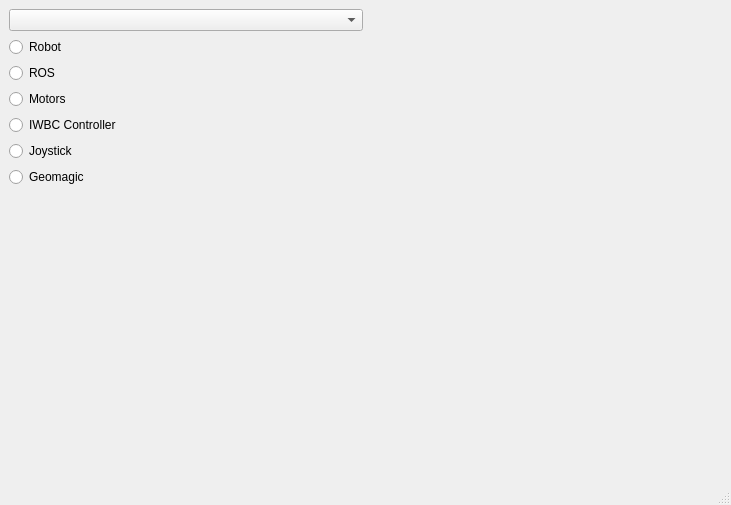
Qt form dashboard.ui (hucebot/robot_dashboard) before a commit.
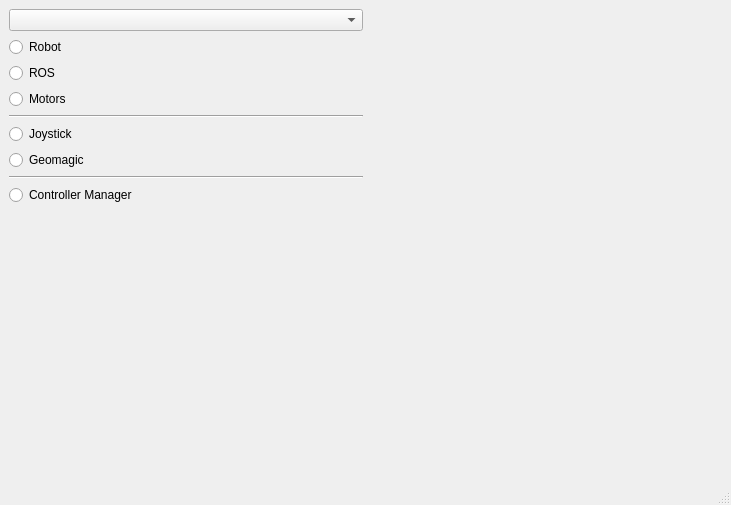
The same form after that commit. Custom widgets are drawn as their Qt base class.

```diff
--- a/dashboard.ui
+++ b/dashboard.ui
@@ -11,7 +11,7 @@
    </rect>
   </property>
   <property name="sizePolicy">
-   <sizepolicy hsizetype="Expanding" vsizetype="Expanding">
+   <sizepolicy hsizetype="Minimum" vsizetype="Expanding">
     <horstretch>0</horstretch>
     <verstretch>0</verstretch>
    </sizepolicy>
@@ -58,9 +58,9 @@
        </widget>
       </item>
       <item>
-       <widget class="QRadioButton" name="led_controller">
-        <property name="text">
-         <string>IWBC Controller</string>
+       <widget class="Line" name="line_2">
+        <property name="orientation">
+         <enum>Qt::Horizontal</enum>
         </property>
        </widget>
       </item>
@@ -78,6 +78,36 @@
         </property>
        </widget>
       </item>
+      <item>
+       <widget class="Line" name="line">
+        <property name="orientation">
+         <enum>Qt::Horizontal</enum>
+        </property>
+       </widget>
+      </item>
+      <item>
+       <widget class="QRadioButton" name="led_controller">
+        <property name="text">
+         <string>Controller Manager</string>
+        </property>
+       </widget>
+      </item>
+      <item>
+       <spacer name="verticalSpacer_2">
+        <property name="orientation">
+         <enum>Qt::Vertical</enum>
+        </property>
+        <property name="sizeType">
+         <enum>QSizePolicy::Fixed</enum>
+        </property>
+        <property name="sizeHint" stdset="0">
+         <size>
+          <width>20</width>
+          <height>10</height>
+         </size>
+        </property>
+       </spacer>
+      </item>
       <item>
        <spacer name="verticalSpacer">
         <property name="orientation">
```
Left out of the diff: 6 changed lines with no effect on the pictures.
